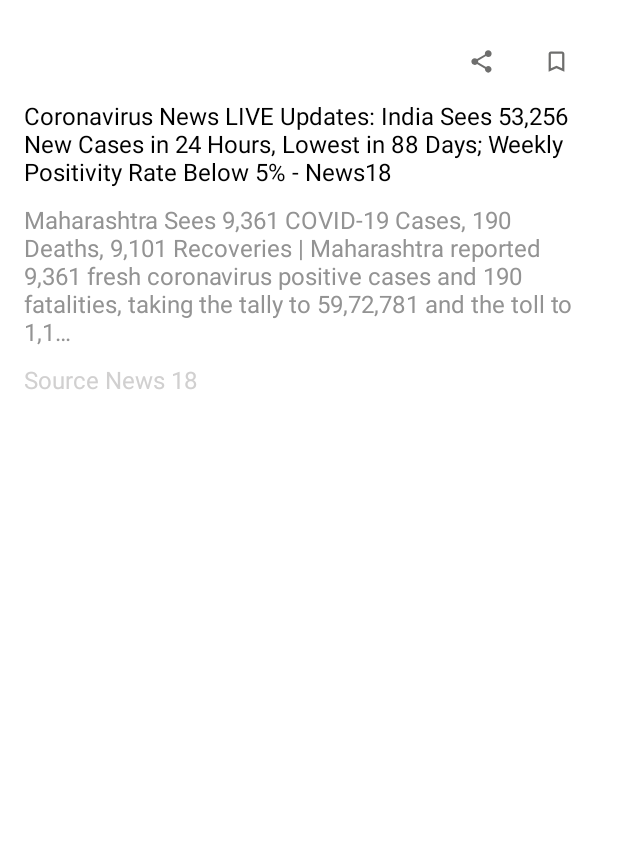
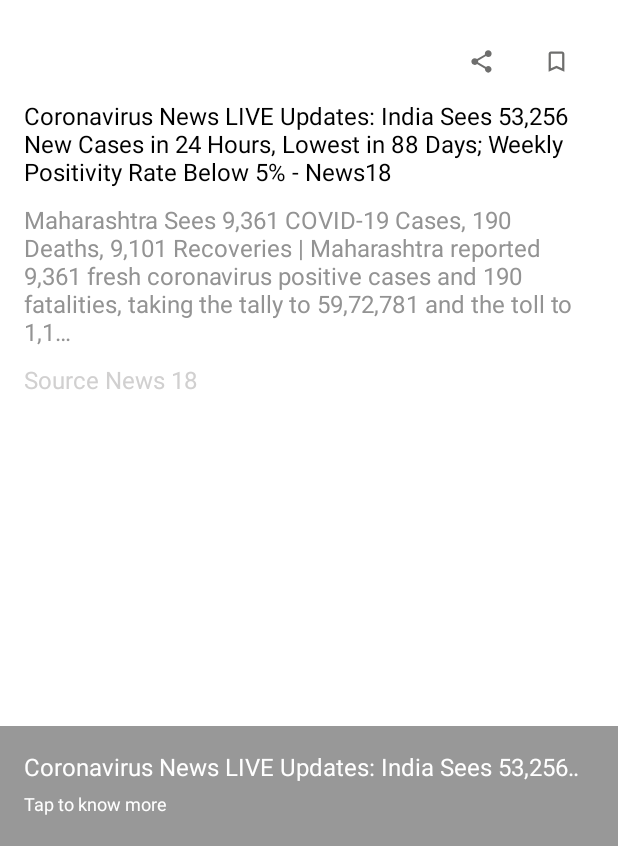
Before and after one commit to raystatic/CleanArch-NewsApp, an Android app: the layout item_news.xml on its own in the app's theme, with its tools: preview values and no code run, on a phone screen of 412 x 824 dp, the part 390-1236 px from its top. Run offline under Robolectric (Android 15) with nearby library versions, the phone set to English and light mode, and no system bars.

```diff
--- a/app/src/main/res/layout/item_news.xml
+++ b/app/src/main/res/layout/item_news.xml
@@ -100,11 +100,12 @@
     <View
         android:layout_width="match_parent"
         android:layout_height="80dp"
-        android:background="@android:color/transparent"
+        android:background="@color/black"
+        android:alpha="0.4"
         app:layout_constraintBottom_toBottomOf="parent"
         app:layout_constraintStart_toStartOf="parent"
         app:layout_constraintEnd_toEndOf="parent"
-        android:id="@+id/viewBottom"/>
+        android:id="@+id/viewBottom" />
 
     <TextView
         android:layout_width="0dp"
```
